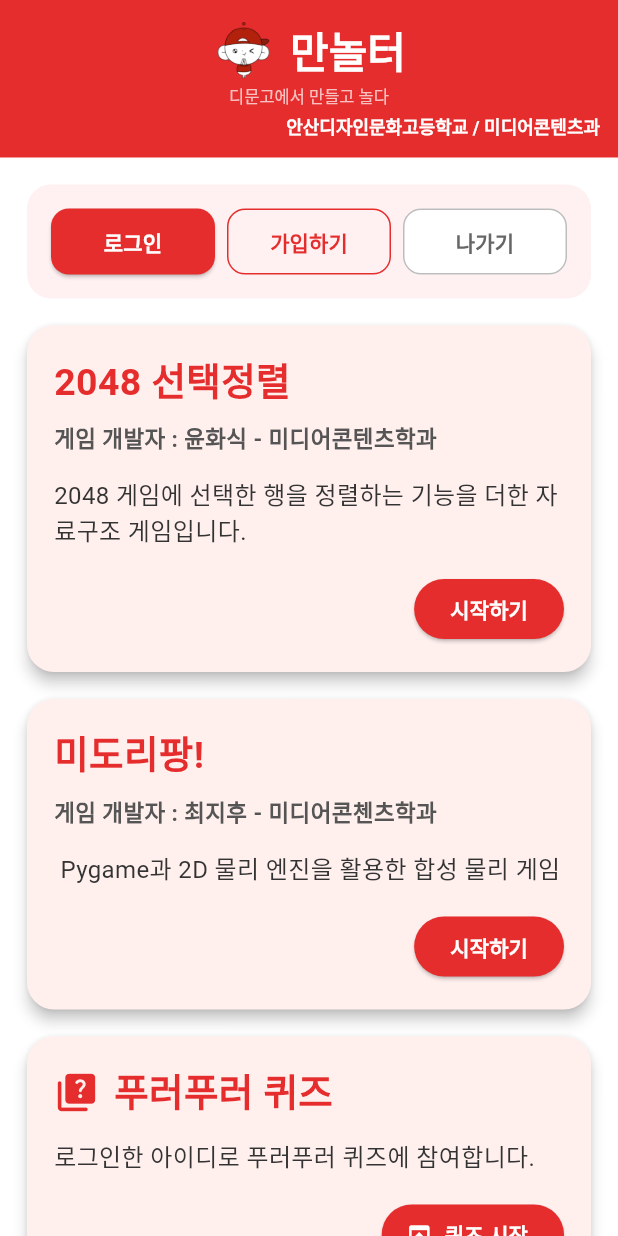
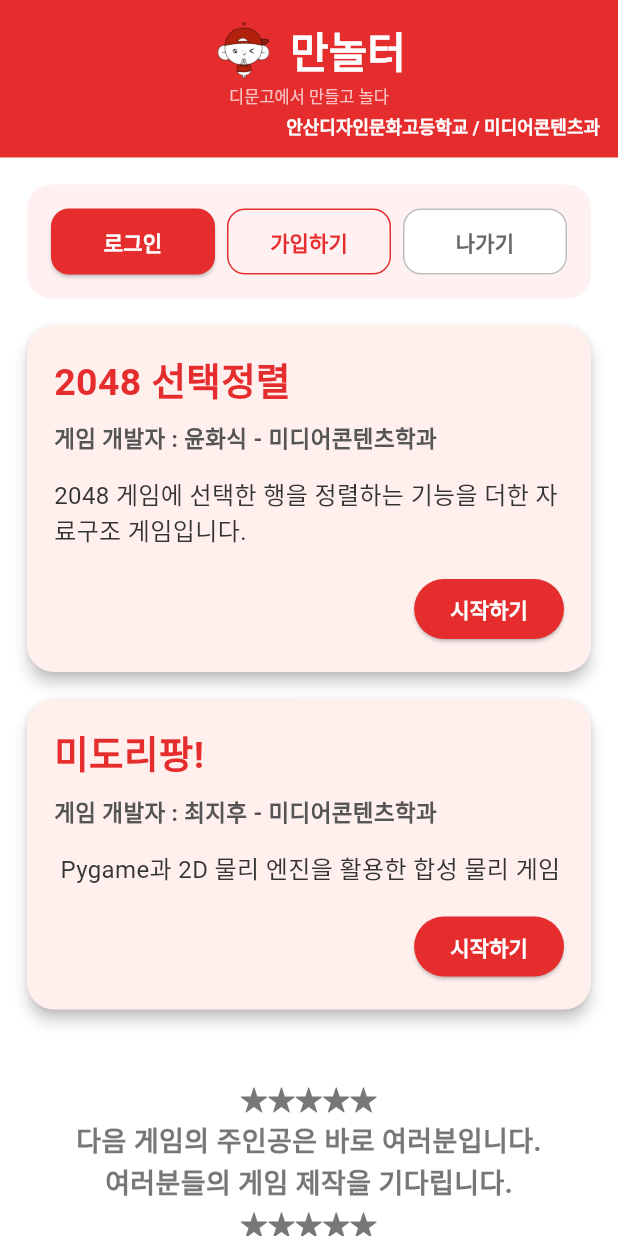
Before and after one commit to nacha01/adc_game, a Flutter app: the screen it shows after launch, on a phone screen of 412 x 824 dp. Run offline on Flutter 3.47's test engine with Material 3 defaults, Android fonts, the phone set to English and light mode, and no system bars; our stand-ins replace connectivity_plus, shared_preferences; missing offline and left inert: flame, flame_audio, flame_forge2d; accounts and stored records are empty.

Commit message:
푸러푸러 삭제

```diff
--- a/lib/data/game_data.dart
+++ b/lib/data/game_data.dart
@@ -12,7 +12,7 @@ const List<GameInfo> gameList = [
     id: 'gameMidoriPangpang',
     title: '미도리팡!',
     developer: '최지후',
-    school: '미디어콘첸츠학과',
+    school: '미디어콘텐츠학과',
     description: ' Pygame과 2D 물리 엔진을 활용한 합성 물리 게임',
   ),
 ];
--- a/lib/pages/game_list_page.dart
+++ b/lib/pages/game_list_page.dart
@@ -191,7 +191,7 @@ class _GameListPageState extends State<GameListPage> {
       body: SafeArea(
         child: ListView.builder(
           padding: const EdgeInsets.all(18),
-          itemCount: games.length + 3,
+          itemCount: games.length + 2,
           itemBuilder: (context, index) {
             if (index == 0) {
               return loginArea();
@@ -202,10 +202,7 @@ class _GameListPageState extends State<GameListPage> {
               return gameCard(context, game);
             }
 
-            // 등록된 게임 목록 다음에 웹 퀴즈를 표시합니다.
-            if (index == games.length + 1) {
-              return puhahaQuizCard();
-            }
+
 
             return waitingMessage();
           },
@@ -402,89 +399,15 @@ class _GameListPageState extends State<GameListPage> {
     );
   }
 
-  Widget puhahaQuizCard() {
-    return Card(
-      elevation: 4,
-      margin: const EdgeInsets.only(bottom: 18),
-      shape: RoundedRectangleBorder(
-        borderRadius: BorderRadius.circular(18),
-      ),
-      child: InkWell(
-        borderRadius: BorderRadius.circular(18),
-        onTap: () {
-          openPuhahaQuiz();
-        },
-        child: Padding(
-          padding: const EdgeInsets.all(18),
-          child: Column(
-            crossAxisAlignment: CrossAxisAlignment.start,
-            children: [
-              const Row(
-                children: [
-                  Icon(
-                    Icons.quiz_rounded,
-                    color: Color(0xFFE62D2D),
-                    size: 30,
-                  ),
-                  SizedBox(width: 10),
-                  Expanded(
-                    child: Text(
-                      '푸러푸러 퀴즈',
-                      style: TextStyle(
-                        fontSize: 25,
-                        fontWeight: FontWeight.bold,
-                        color: Color(0xFFE62D2D),
-                      ),
-                    ),
-                  ),
-                ],
-              ),
-              const SizedBox(height: 12),
-              const Text(
-                '로그인한 아이디로 푸러푸러 퀴즈에 참여합니다.',
-                style: TextStyle(
-                  fontSize: 16,
-                  color: Color(0xFF333333),
-                  height: 1.4,
-                ),
-              ),
-              const SizedBox(height: 16),
-              Align(
-                alignment: Alignment.centerRight,
-                child: ElevatedButton.icon(
-                  style: ElevatedButton.styleFrom(
-                    backgroundColor: const Color(0xFFE62D2D),
-                    foregroundColor: Colors.white,
-                  ),
-                  onPressed: () {
-                    openPuhahaQuiz();
-                  },
-                  icon: const Icon(Icons.open_in_browser),
-                  label: const Text(
-                    '퀴즈 시작',
-                    style: TextStyle(
-                      fontWeight: FontWeight.bold,
-                    ),
-                  ),
-                ),
-              ),
-            ],
-          ),
-        ),
-      ),
-    );
-  }
 
   Widget waitingMessage() {
     return const Padding(
       padding: EdgeInsets.symmetric(vertical: 28),
       child: Center(
         child: Text(
-          "★★★★★\n\n"
-              "다음 게임의 주인공은\n"
-              "바로 여러분입니다.\n\n"
-              "여러분들의 게임 제작을\n"
-              "기다립니다.\n\n"
+          "★★★★★\n"
+              "다음 게임의 주인공은 바로 여러분입니다.\n"
+              "여러분들의 게임 제작을 기다립니다.\n"
               "★★★★★",
           textAlign: TextAlign.center,
           style: TextStyle(
```
